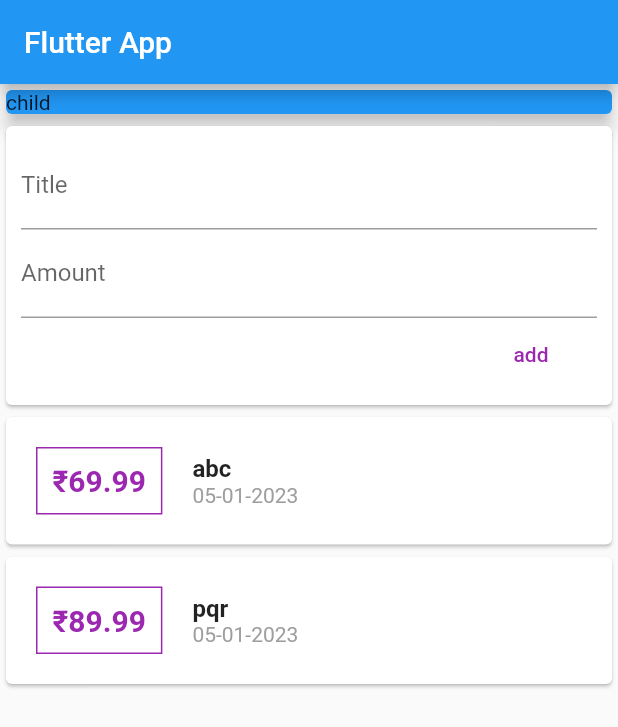
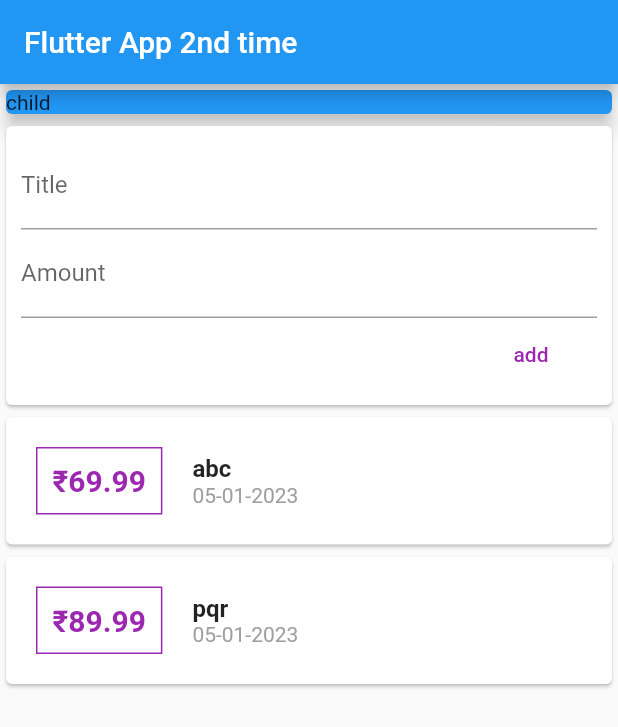
Before and after one commit to prathmesh7972/expense_manager_by_lesrnig_video4, a Flutter app: the screen it shows after launch, on a phone screen of 412 x 824 dp. Shown: the top 727 px of the screen. Run offline on Flutter 3.47's test engine with Material 2 defaults, Android fonts, the phone set to English and light mode, and no system bars.

Commit message:
second commit

```diff
--- a/lib/main.dart
+++ b/lib/main.dart
@@ -36,7 +36,7 @@ class MyHomePage extends StatelessWidget {
   Widget build(BuildContext context) {
     return Scaffold(
       appBar: AppBar(
-        title: const Text('Flutter App'),
+        title: const Text('Flutter App 2nd time'),
       ),
       body: SingleChildScrollView(
         child: Column(
```
